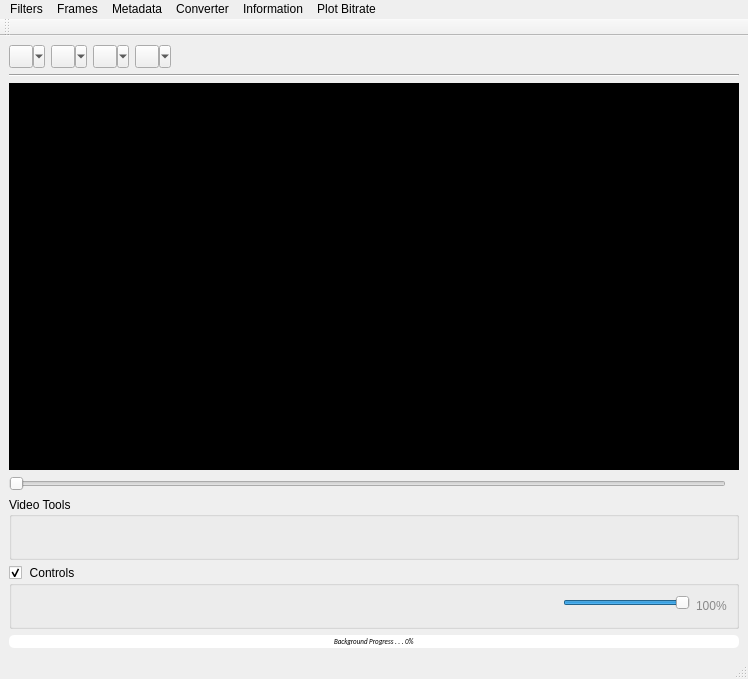
First picture: the form in code/ui/ui_FmvPlayer.ui, repository All4Gis/QGISFMV, before the edit.
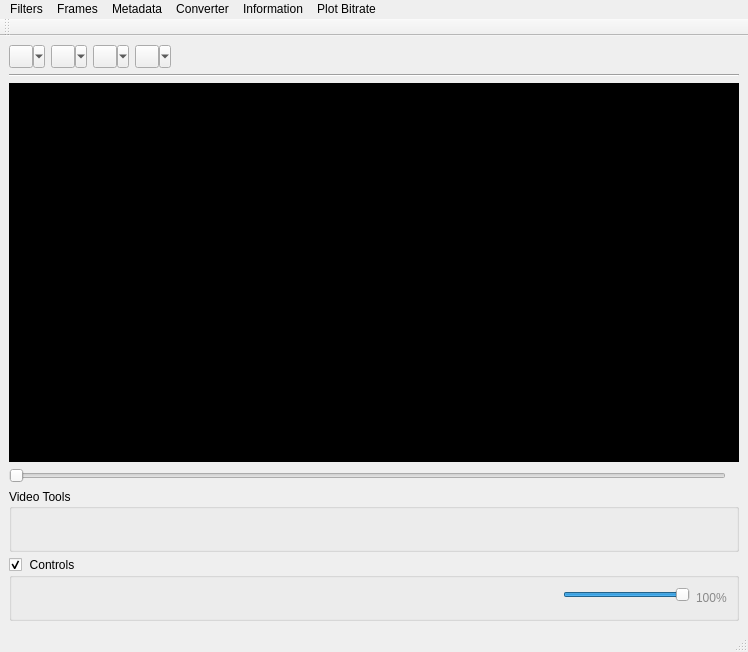
Second picture: the form after the edit. Icons and pictures are not drawn. Custom widgets are drawn as their Qt base class.

Commit message: remove progress bar from player ui / update i18n

What changed in the file:
```diff
--- a/code/ui/ui_FmvPlayer.ui
+++ b/code/ui/ui_FmvPlayer.ui
@@ -7,7 +7,7 @@
     <x>0</x>
     <y>0</y>
     <width>748</width>
-    <height>679</height>
+    <height>652</height>
    </rect>
   </property>
   <property name="sizePolicy">
@@ -623,68 +623,6 @@
       </layout>
      </widget>
     </item>
-    <item>
-     <layout class="QHBoxLayout" name="horizontalLayout_4">
-      <property name="spacing">
-       <number>0</number>
-      </property>
-      <item>
-       <widget class="QProgressBar" name="progressBarProcessor">
-        <property name="sizePolicy">
-         <sizepolicy hsizetype="Expanding" vsizetype="Fixed">
-          <horstretch>0</horstretch>
-          <verstretch>0</verstretch>
-         </sizepolicy>
-        </property>
-        <property name="minimumSize">
-         <size>
-          <width>0</width>
-          <height>13</height>
-         </size>
-        </property>
-        <property name="maximumSize">
-         <size>
-          <width>16777215</width>
-          <height>13</height>
-         </size>
-        </property>
-        <property name="font">
-         <font>
-          <family>Calibri</family>
-          <pointsize>5</pointsize>
-          <weight>50</weight>
-          <italic>true</italic>
-          <bold>false</bold>
-          <stylestrategy>PreferAntialias</stylestrategy>
-         </font>
-        </property>
-        <property name="styleSheet">
-         <string notr="true">QProgressBar
-{
-    border: 0px solid grey;
-    border-radius: 5px;
-    text-align: center;
-}
-QProgressBar::chunk
-{
-    background-color: #2196f3;
-    width: 2px;
-    margin: 0.2px;
-}</string>
-        </property>
-        <property name="value">
-         <number>0</number>
-        </property>
-        <property name="invertedAppearance">
-         <bool>false</bool>
-        </property>
-        <property name="format">
-         <string>Background Progress . . . %p%</string>
-        </property>
-       </widget>
-      </item>
-     </layout>
-    </item>
    </layout>
   </widget>
   <widget class="QMenuBar" name="menubarwidget">
```
Left out of the diff: 3 changed lines with no effect on the pictures. The commit also changes 17 other files.
